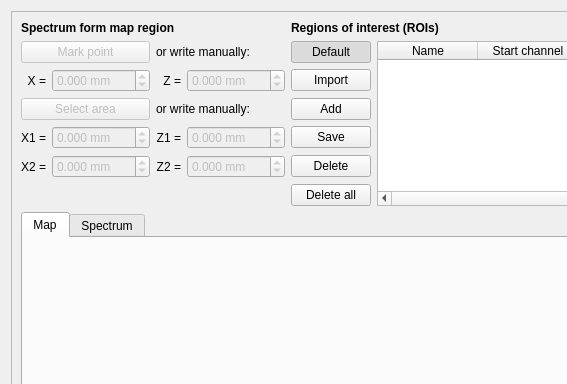
pfilipl/PolyX-XRF-Data-Analyser, file single.ui: the form before one commit; both pictures show x 0 to 567 and y 0 to 384 of the 1076 by 712 pixel window.
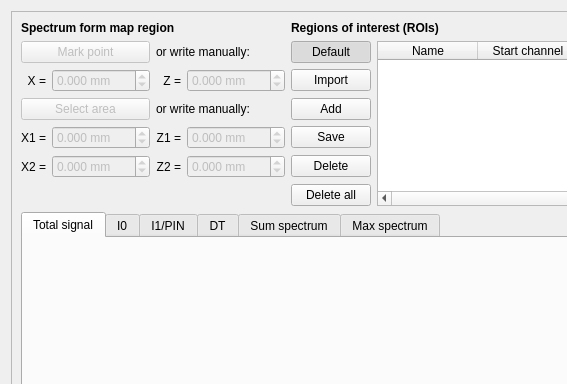
The form after the commit. Custom widgets are drawn as their Qt base class.

What changed in the file:
```diff
--- a/single.ui
+++ b/single.ui
@@ -657,14 +657,34 @@
         <property name="documentMode">
          <bool>false</bool>
         </property>
-        <widget class="QWidget" name="tab_Map">
+        <widget class="PreviewTab" name="tab_TotalSignal">
          <attribute name="title">
-          <string>Map</string>
+          <string>Total signal</string>
          </attribute>
         </widget>
-        <widget class="QWidget" name="tab_Spectrum">
+        <widget class="PreviewTab" name="tab_I0">
          <attribute name="title">
-          <string>Spectrum</string>
+          <string>I0</string>
+         </attribute>
+        </widget>
+        <widget class="PreviewTab" name="tab_PIN">
+         <attribute name="title">
+          <string>I1/PIN</string>
+         </attribute>
+        </widget>
+        <widget class="PreviewTab" name="tab_DT">
+         <attribute name="title">
+          <string>DT</string>
+         </attribute>
+        </widget>
+        <widget class="PreviewTab" name="tab_SumSpectrum">
+         <attribute name="title">
+          <string>Sum spectrum</string>
+         </attribute>
+        </widget>
+        <widget class="PreviewTab" name="tab_MaxSpectrum">
+         <attribute name="title">
+          <string>Max spectrum</string>
          </attribute>
         </widget>
        </widget>
@@ -1282,6 +1302,14 @@
    </item>
   </layout>
  </widget>
+ <customwidgets>
+  <customwidget>
+   <class>PreviewTab</class>
+   <extends>QWidget</extends>
+   <header>single</header>
+   <container>1</container>
+  </customwidget>
+ </customwidgets>
  <tabstops>
   <tabstop>pushButton_DetectorsSum</tabstop>
   <tabstop>doubleSpinBox_CalibrationGain</tabstop>
```
